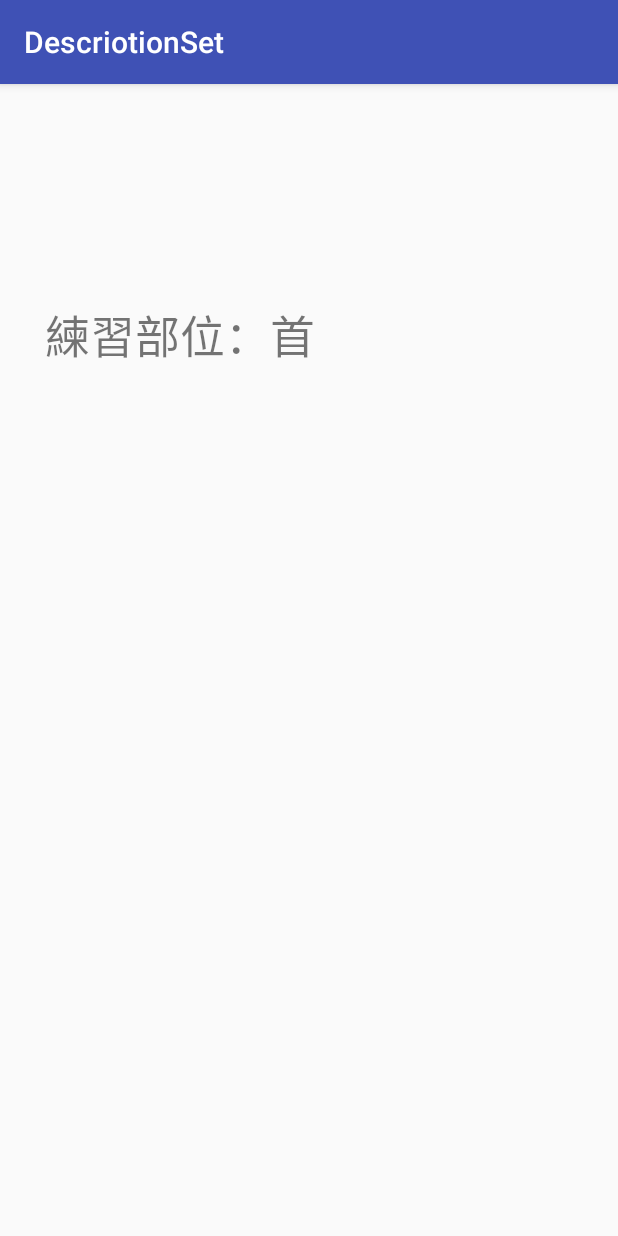
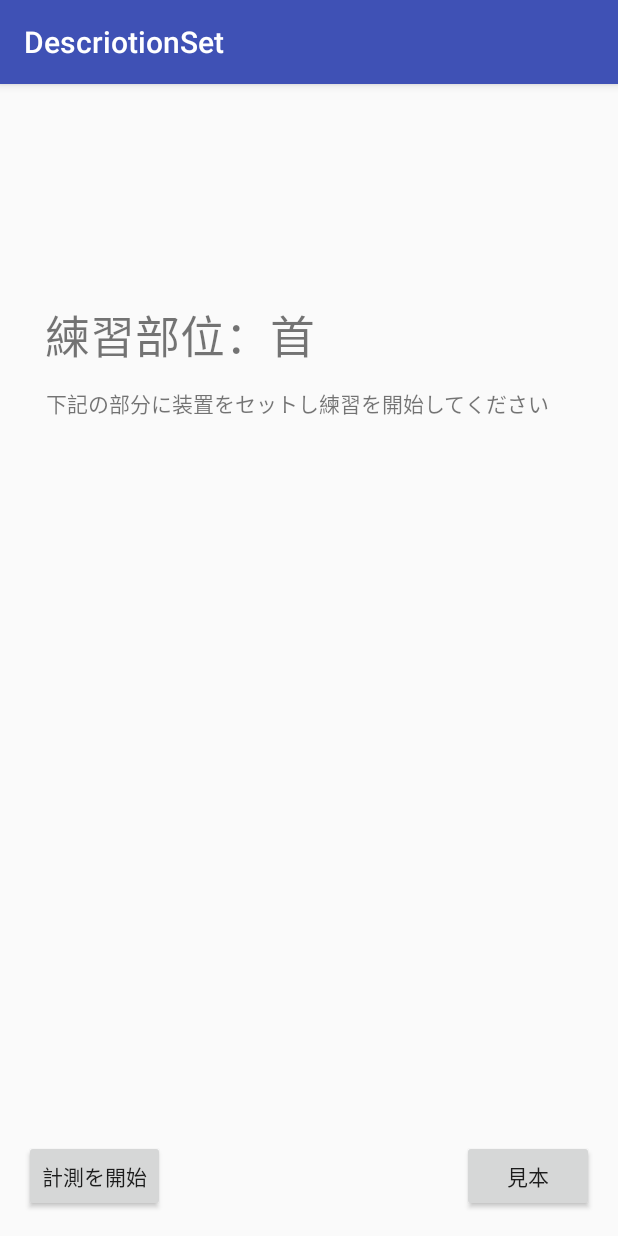
Before and after one commit to dossey615/IsolationForAndroid, an Android app: the SelectPartsActivity screen opened directly, with no data from a screen before it, after a tap on an icon or button, on a phone screen of 412 x 824 dp. Run offline under Robolectric (Android 15) with nearby library versions, the phone set to English and light mode, and no system bars.

Commit message:
add button and window

```diff
--- a/app/src/main/java/com/example/dosshi/isolationassist/SelectPartsActivity.java
+++ b/app/src/main/java/com/example/dosshi/isolationassist/SelectPartsActivity.java
@@ -13,8 +13,12 @@ public class SelectPartsActivity extends AppCompatActivity {
     protected void onCreate(Bundle savedInstanceState) {
         super.onCreate(savedInstanceState);
         setContentView(R.layout.activity_select_parts);
-        Button sendButton = findViewById(R.id.parts1);
-        sendButton.setOnClickListener(new View.OnClickListener() {
+
+        Button neckButton = findViewById(R.id.parts1);
+        Button breastButton = findViewById(R.id.parts2);
+        Button hipButton = findViewById(R.id.parts3);
+
+        neckButton.setOnClickListener(new View.OnClickListener() {
             public void onClick(View v) {
                 Intent intent = new Intent(getApplication(), PartsDescriptionActivity.class);
                 String message = "練習部位：首";
@@ -22,5 +26,24 @@ public class SelectPartsActivity extends AppCompatActivity {
                 startActivity(intent);
             }
         });
+
+        breastButton.setOnClickListener(new View.OnClickListener() {
+            public void onClick(View v) {
+                Intent intent = new Intent(getApplication(), PartsDescriptionActivity.class);
+                String message = "練習部位：胸";
+                intent.putExtra(PARTS_DATA,message);
+                startActivity(intent);
+            }
+        });
+
+        hipButton.setOnClickListener(new View.OnClickListener() {
+            public void onClick(View v) {
+                Intent intent = new Intent(getApplication(), PartsDescriptionActivity.class);
+                String message = "練習部位：腰";
+                intent.putExtra(PARTS_DATA,message);
+                startActivity(intent);
+            }
+        });
+
     }
 }
--- a/app/src/main/res/layout/activity_parts_description.xml
+++ b/app/src/main/res/layout/activity_parts_description.xml
@@ -20,4 +20,39 @@
         app:layout_constraintEnd_toEndOf="parent"
         app:layout_constraintStart_toStartOf="parent"
         app:layout_constraintTop_toTopOf="parent" />
+
+    <Button
+        android:id="@+id/start_assist"
+        android:layout_width="wrap_content"
+        android:layout_height="wrap_content"
+        android:layout_marginBottom="16dp"
+        android:layout_marginStart="16dp"
+        android:text="計測を開始"
+        app:layout_constraintBottom_toBottomOf="parent"
+        app:layout_constraintStart_toStartOf="parent" />
+
+    <TextView
+        android:id="@+id/textView"
+        android:layout_width="wrap_content"
+        android:layout_height="wrap_content"
+        android:layout_marginEnd="32dp"
+        android:layout_marginStart="16dp"
+        android:layout_marginTop="12dp"
+        android:text="下記の部分に装置をセットし練習を開始してください"
+        app:layout_constraintEnd_toEndOf="parent"
+        app:layout_constraintStart_toStartOf="parent"
+        app:layout_constraintTop_toBottomOf="@+id/SelectedParts" />
+
+    <Button
+        android:id="@+id/button2"
+        android:layout_width="wrap_content"
+        android:layout_height="wrap_content"
+        android:layout_marginBottom="16dp"
+        android:layout_marginEnd="16dp"
+        android:layout_marginStart="168dp"
+        android:text="見本"
+        app:layout_constraintBottom_toBottomOf="parent"
+        app:layout_constraintEnd_toEndOf="parent"
+        app:layout_constraintHorizontal_bias="1.0"
+        app:layout_constraintStart_toEndOf="@+id/start_assist" />
 </android.support.constraint.ConstraintLayout>
```
